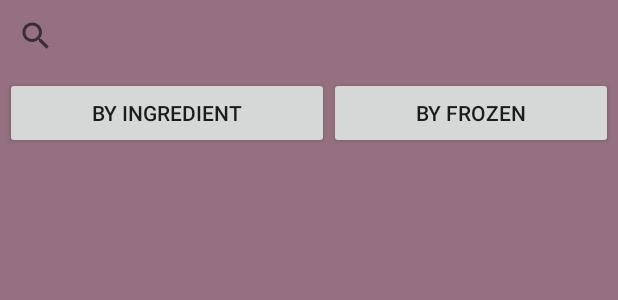
After one commit to kuza2010/recipe_book, an Android app: the layout search_fragment.xml on its own in the app's theme, with its tools: preview values and no code run, on a phone screen of 412 x 824 dp. The commit adds this screen. Shown: the top 300 px of the screen. Run offline under Robolectric (Android 15) with nearby library versions, the phone set to English and light mode, and no system bars; network calls fail.

Commit message:
added search service and search layout

```diff
--- a/app/src/main/java/com/example/myapplication/framework/dagger/modules/NetworkModule.java
+++ b/app/src/main/java/com/example/myapplication/framework/dagger/modules/NetworkModule.java
@@ -44,6 +44,7 @@ import static com.example.myapplication.RecepiesConstant.Mb;
 public class NetworkModule {
 
     @Provides
+    @Singleton
     public Retrofit provideRetrofit(OkHttpClient client) {
         return new Retrofit.Builder()
                 .baseUrl(BASE_URL)
--- a/app/src/main/java/com/example/myapplication/framework/retrofit/services/AbstractServices.java
+++ b/app/src/main/java/com/example/myapplication/framework/retrofit/services/AbstractServices.java
@@ -16,11 +16,11 @@ public abstract class AbstractServices {
                 return response.body();
             } else {
                 Timber.e("response failed");
-                throw new AWSException("responce failed");
+                throw new AWSException("response failed");
             }
         } catch (IOException e) {
             e.printStackTrace();
-            throw new AWSException("responce failed", e);
+            throw new AWSException("response failed", e);
         }
     }
 
--- a/app/src/main/java/com/example/myapplication/presentation/ui/login/LogInActivity.java
+++ b/app/src/main/java/com/example/myapplication/presentation/ui/login/LogInActivity.java
@@ -1,6 +1,5 @@
 package com.example.myapplication.presentation.ui.login;
 
-import android.app.Activity;
 import android.content.Intent;
 import android.os.Bundle;
 import android.widget.Button;
--- a/app/src/main/java/com/example/myapplication/presentation/ui/main/CategoryFeedFragment.java
+++ b/app/src/main/java/com/example/myapplication/presentation/ui/main/CategoryFeedFragment.java
@@ -125,7 +125,7 @@ public class CategoryFeedFragment extends Fragment implements OnVariantClick {
         @NonNull
         @Override
         public CategoryViewHolder onCreateViewHolder(@NonNull ViewGroup viewGroup, int i) {
-            View view = LayoutInflater.from(viewGroup.getContext()).inflate(R.layout.freagment_recycler_category_row, viewGroup, false);
+            View view = LayoutInflater.from(viewGroup.getContext()).inflate(R.layout.category_recycler_row, viewGroup, false);
             return new CategoryViewHolder(view);
         }
 
--- a/app/src/main/java/com/example/myapplication/presentation/ui/main/MainActivity.java
+++ b/app/src/main/java/com/example/myapplication/presentation/ui/main/MainActivity.java
@@ -5,6 +5,7 @@ import android.support.v4.app.Fragment;
 
 import com.example.myapplication.R;
 import com.example.myapplication.presentation.ui.BaseBottomNavigationActivity;
+import com.example.myapplication.presentation.ui.fragments.TestFragmentSearch;
 import com.example.myapplication.presentation.ui.fragments.TestFragments;
 
 import timber.log.Timber;
@@ -25,7 +26,7 @@ public class MainActivity extends BaseBottomNavigationActivity {
                 fragment = new CategoryFeedFragment();
                 break;
             case SEARCH:
-                fragment = new TestFragments();
+                fragment = new TestFragmentSearch();
                 break;
             case PROFILE:
                 Bundle b = new Bundle();
--- /dev/null
+++ b/app/src/main/res/layout/search_fragment.xml
@@ -0,0 +1,52 @@
+<?xml version="1.0" encoding="utf-8"?>
+<RelativeLayout
+    xmlns:android="http://schemas.android.com/apk/res/android"
+    android:layout_width="match_parent"
+    android:layout_height="match_parent"
+    android:background="@color/BBackground">
+
+
+    <android.support.v7.widget.SearchView
+        android:id="@+id/search_view"
+        android:layout_width="match_parent"
+        android:layout_height="wrap_content"
+        android:orientation="vertical">
+    </android.support.v7.widget.SearchView>
+
+    <RelativeLayout
+        android:id="@+id/search_relative_layout"
+        android:layout_below="@+id/search_view"
+        android:layout_width="match_parent"
+        android:layout_height="wrap_content">
+
+        <LinearLayout
+            android:layout_width="match_parent"
+            android:layout_height="wrap_content"
+            android:orientation="horizontal"
+            android:padding="3dp"
+            android:weightSum="1">
+
+            <android.support.v7.widget.AppCompatButton
+                android:layout_width="wrap_content"
+                android:layout_height="wrap_content"
+                android:layout_weight="0.5"
+                android:text="by Ingredient"/>
+
+            <android.support.v7.widget.AppCompatButton
+                android:layout_width="wrap_content"
+                android:layout_height="wrap_content"
+                android:layout_weight="0.5"
+                android:text="by frozen"/>
+
+        </LinearLayout>
+
+    </RelativeLayout>
+
+    <android.support.v7.widget.RecyclerView
+        android:layout_below="@+id/search_relative_layout"
+        android:layout_width="match_parent"
+        android:layout_height="match_parent">
+
+    </android.support.v7.widget.RecyclerView>
+
+</RelativeLayout>
--- a/app/src/main/res/layout/test_fragment.xml
+++ b/app/src/main/res/layout/test_fragment.xml
@@ -2,7 +2,8 @@
 <RelativeLayout
     xmlns:android="http://schemas.android.com/apk/res/android"
     android:layout_width="match_parent"
-    android:layout_height="match_parent">
+    android:layout_height="match_parent"
+    android:background="@color/BBackground">
 
 
     <TextView
```
Also changed, not shown: app/src/main/java/com/example/myapplication/framework/retrofit/model/search/SearchedDishesName.java (added, +19 -0 lines), app/src/main/java/com/example/myapplication/framework/retrofit/services/search/SearchService.java (added, +15 -0 lines), app/src/main/java/com/example/myapplication/framework/retrofit/services/search/SearchServices.java (added, +30 -0 lines), app/src/main/java/com/example/myapplication/presentation/ui/fragments/TestFragmentSearch.java (added, +33 -0 lines), app/src/main/res/layout/category_recycler_row.xml (renamed from app/src/main/res/layout/freagment_recycler_category_row.xml).
